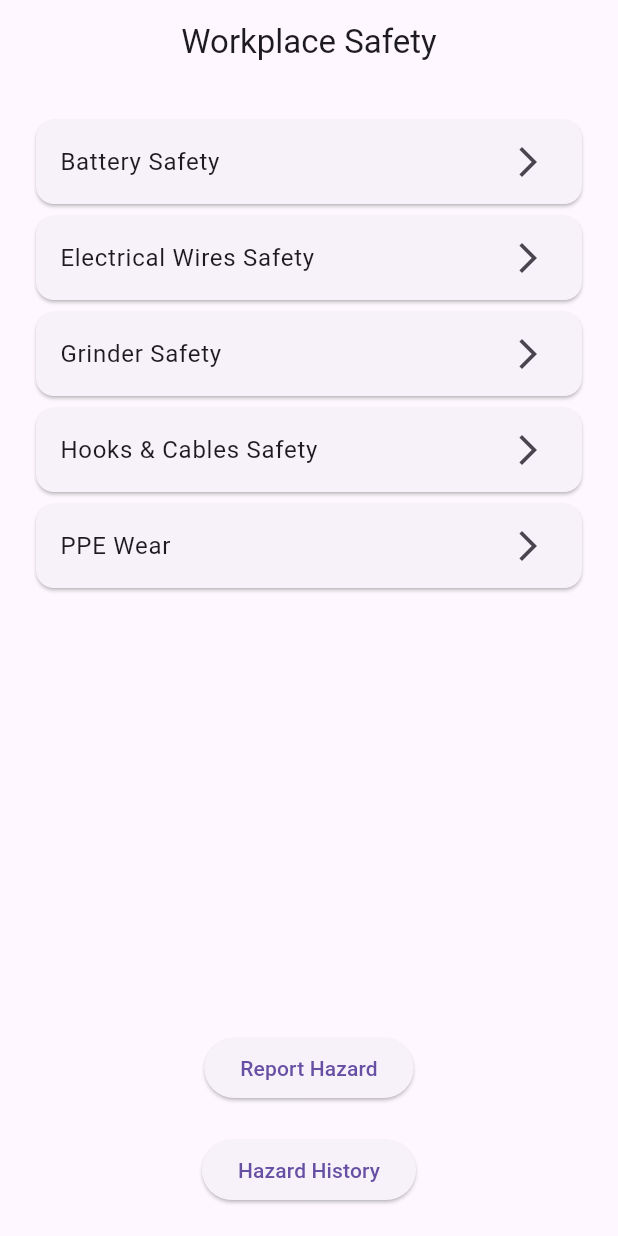
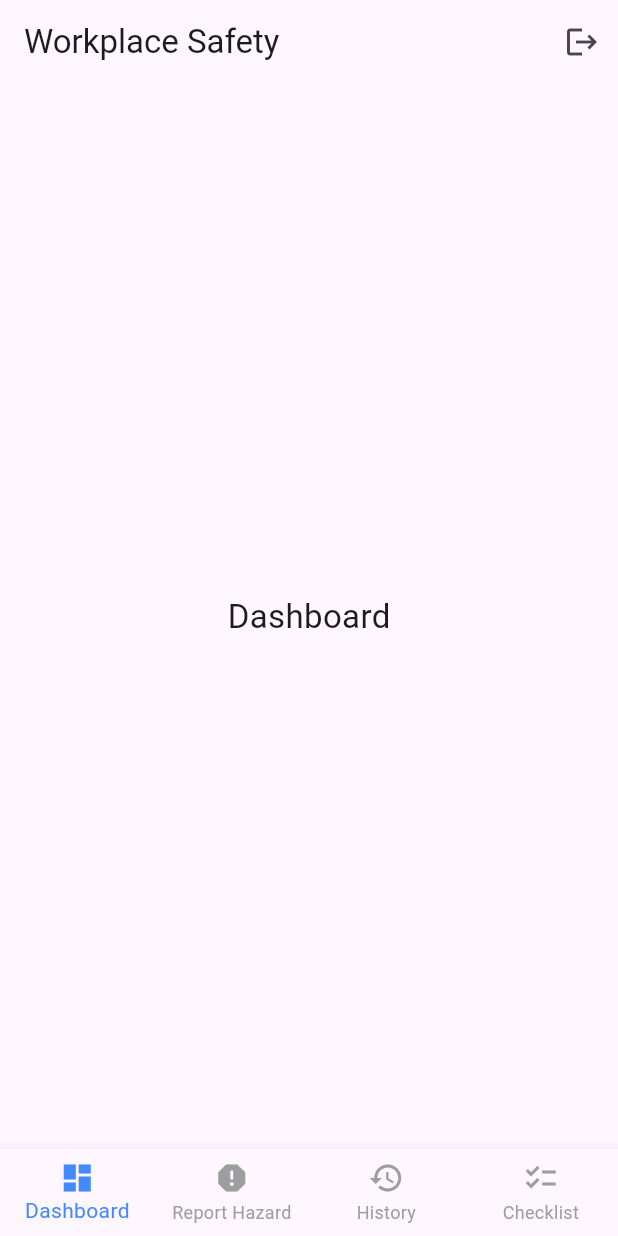
Before and after one commit to 1994Simba/workplace_safety_app_clean, a Flutter app: the HomeScreen screen opened directly, on a phone screen of 412 x 824 dp. Run offline on Flutter 3.47's test engine with Material 3 defaults, Android fonts, the phone set to English and light mode, and no system bars; our stand-ins replace hive, hive_flutter, image_picker, shared_preferences, speech_to_text; accounts and stored records are empty.

```diff
--- a/lib/home_screen.dart
+++ b/lib/home_screen.dart
@@ -1,79 +1,87 @@
 import 'package:flutter/material.dart';
+import 'package:shared_preferences/shared_preferences.dart';
+import 'login_screen.dart';
+
+// IMPORTANT: This must match your real file name and class name
 import 'hazard_report_screen.dart';
+import 'hazard_history_screen.dart';
 import 'safety_checklist_screen.dart';
-import 'hazard_history_screen.dart';
 
-class HomeScreen extends StatelessWidget {
+class HomeScreen extends StatefulWidget {
   const HomeScreen({super.key});
 
   @override
+  State<HomeScreen> createState() => _HomeScreenState();
+}
+
+class _HomeScreenState extends State<HomeScreen> {
+  int _selectedIndex = 0;
+
+  Future<void> _logout() async {
+    final prefs = await SharedPreferences.getInstance();
+    await prefs.setBool('logged_in', false);
+
+    if (!mounted) return;
+    Navigator.pushReplacement(
+      context,
+      MaterialPageRoute(builder: (_) => const LoginScreen()),
+    );
+  }
+
+  final List<Widget> _pages = const [
+    Center(
+      child: Text(
+        "Dashboard",
+        style: TextStyle(fontSize: 22),
+      ),
+    ),
+
+    // FIXED: This now loads your REAL hazard reporting screen
+    HazardReportScreen(),
+
+    HazardHistoryScreen(),
+    SafetyChecklistScreen(),
+  ];
+
+  @override
   Widget build(BuildContext context) {
-    final categories = [
-      'Battery Safety',
-      'Electrical Wires Safety',
-      'Grinder Safety',
-      'Hooks & Cables Safety',
-      'PPE Wear',
-    ];
-
     return Scaffold(
       appBar: AppBar(
-        title: const Text('Workplace Safety'),
-        centerTitle: true,
+        title: const Text("Workplace Safety"),
+        actions: [
+          IconButton(
+            icon: const Icon(Icons.logout),
+            onPressed: _logout,
+          ),
+        ],
       ),
-      body: Padding(
-        padding: const EdgeInsets.all(20.0),
-        child: Column(
-          children: [
-            Expanded(
-              child: ListView.builder(
-                itemCount: categories.length,
-                itemBuilder: (context, index) {
-                  return Card(
-                    child: ListTile(
-                      title: Text(categories[index]),
-                      trailing: const Icon(Icons.arrow_forward_ios),
-                      onTap: () {
-                        Navigator.push(
-                          context,
-                          MaterialPageRoute(
-                            builder: (_) => SafetyChecklistScreen(
-                              category: categories[index],
-                            ),
-                          ),
-                        );
-                      },
-                    ),
-                  );
-                },
-              ),
-            ),
-            const SizedBox(height: 20),
-            ElevatedButton(
-              onPressed: () {
-                Navigator.push(
-                  context,
-                  MaterialPageRoute(
-                    builder: (context) => const ReportHazardScreen(),
-                  ),
-                );
-              },
-              child: const Text('Report Hazard'),
-            ),
-            const SizedBox(height: 20),
-            ElevatedButton(
-              onPressed: () {
-                Navigator.push(
-                  context,
-                  MaterialPageRoute(
-                    builder: (context) => const HazardHistoryScreen(),
-                  ),
-                );
-              },
-              child: const Text('Hazard History'),
-            ),
-          ],
-        ),
+
+      body: _pages[_selectedIndex],
+
+      bottomNavigationBar: BottomNavigationBar(
+        type: BottomNavigationBarType.fixed,
+        currentIndex: _selectedIndex,
+        selectedItemColor: Colors.blueAccent,
+        unselectedItemColor: Colors.grey,
+        onTap: (index) => setState(() => _selectedIndex = index),
+        items: const [
+          BottomNavigationBarItem(
+            icon: Icon(Icons.dashboard),
+            label: "Dashboard",
+          ),
+          BottomNavigationBarItem(
+            icon: Icon(Icons.report),
+            label: "Report Hazard",
+          ),
+          BottomNavigationBarItem(
+            icon: Icon(Icons.history),
+            label: "History",
+          ),
+          BottomNavigationBarItem(
+            icon: Icon(Icons.checklist),
+            label: "Checklist",
+          ),
+        ],
       ),
     );
   }
--- a/lib/safety_checklist_screen.dart
+++ b/lib/safety_checklist_screen.dart
@@ -1,89 +1,37 @@
 import 'package:flutter/material.dart';
 
 class SafetyChecklistScreen extends StatefulWidget {
-  final String category;
-
-  const SafetyChecklistScreen({super.key, required this.category});
+  const SafetyChecklistScreen({super.key});
 
   @override
   State<SafetyChecklistScreen> createState() => _SafetyChecklistScreenState();
 }
 
 class _SafetyChecklistScreenState extends State<SafetyChecklistScreen> {
-  late List<String> questions;
-  late List<bool> answers;
-
-  @override
-  void initState() {
-    super.initState();
-    questions = _questionsForCategory(widget.category);
-    answers = List<bool>.filled(questions.length, false);
-  }
-
-  List<String> _questionsForCategory(String category) {
-    switch (category) {
-      case 'Battery Safety':
-        return [
-          'Batteries are not producing fire or heat',
-          'Battery terminals are protected',
-          'No damaged batteries in use',
-          'PPE is worn when handling batteries',
-        ];
-
-      case 'Electrical Wires Safety':
-        return [
-          'No naked wires around technician',
-          'Cables have no cuts',
-          'Wires are kept away from water',
-          'Sockets and plugs are intact',
-        ];
-
-      case 'Grinder Safety':
-        return [
-          'Grinder disc is tightened',
-          'Grinder guard is installed',
-          'Grinder is used correctly',
-          'Operator is wearing PPE',
-        ];
-
-      case 'Hooks & Cables Safety':
-        return [
-          'Hooks have no cuts',
-          'Cables are not frayed',
-          'Hooks are stable and secure',
-          'Technician works safely around hooks',
-        ];
-
-      case 'PPE Wear':
-        return [
-          'Helmet is worn',
-          'Gloves are worn',
-          'Safety shoes are worn',
-          'High‑visibility vest is worn',
-        ];
-
-      default:
-        return ['No questions defined for this category'];
-    }
-  }
+  final Map<String, bool> checklist = {
+    "Battery Safety": false,
+    "Electrical Wires Safety": false,
+    "Grinder Safety": false,
+    "Hooks & Cables Safety": false,
+    "PPE Wear": false,
+  };
 
   @override
   Widget build(BuildContext context) {
     return Scaffold(
-      appBar: AppBar(title: Text("${widget.category} Checklist")),
-      body: ListView.builder(
-        itemCount: questions.length,
-        itemBuilder: (context, index) {
+      appBar: AppBar(title: const Text("Safety Checklist")),
+      body: ListView(
+        children: checklist.keys.map((item) {
           return CheckboxListTile(
-            title: Text(questions[index]),
-            value: answers[index],
+            title: Text(item),
+            value: checklist[item],
             onChanged: (value) {
               setState(() {
-                answers[index] = value!;
+                checklist[item] = value!;
               });
             },
           );
-        },
+        }).toList(),
       ),
     );
   }
```
Also changed, not shown: lib/hazard_history_screen.dart (+79 -27 lines), lib/hazard_report_screen.dart (+13 -10 lines), lib/login_screen.dart (added, +84 -0 lines), lib/main.dart (+4 -7 lines).
